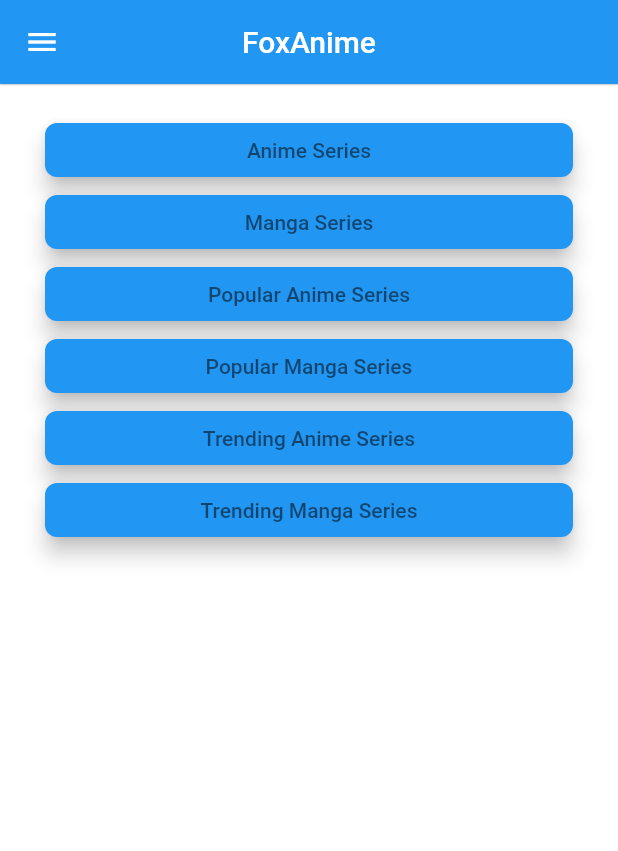
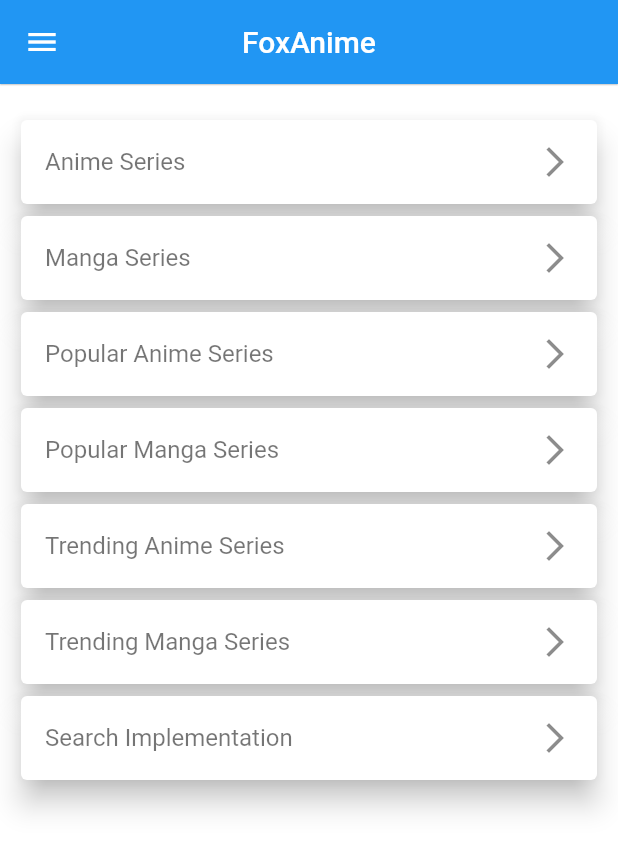
Before and after one commit to H3inAK/AnimeApp, a Flutter app: the screen it shows after launch, on a phone screen of 412 x 824 dp. Shown: the top 851 px of the screen. Run offline on Flutter 3.47's test engine with Material 2 defaults, Android fonts, the phone set to English and light mode, and no system bars; our stand-ins replace animated_theme_switcher, flutter_rating_bar, shared_preferences.

Commit message:
added search implementation

```diff
--- a/lib/providers/movie_items_provider.dart
+++ b/lib/providers/movie_items_provider.dart
@@ -66,6 +66,22 @@ class MovieItemsProvider with ChangeNotifier {
     notifyListeners();
   }
 
+  Future<void> searchAndSetSeries(String query) async {
+    final url = "https://kitsu.io/api/edge/anime?filter[text]=$query";
+    final response = await http.get(url);
+    final responseData = jsonDecode(response.body)["data"] as List<dynamic>;
+    // print(responseData);
+
+    _movieItems.clear();
+    responseData.forEach((movieItem) {
+      _movieItems.add(MovieItem.fromJson(movieItem));
+    });
+    _movieItems.forEach((movieItem) {
+      print(movieItem.title);
+    });
+    notifyListeners();
+  }
+
   MovieItem findById(String id) {
     return _movieItems.firstWhere((movieItem) => movieItem.id == id);
   }
--- a/lib/screens/home_screen.dart
+++ b/lib/screens/home_screen.dart
@@ -1,6 +1,10 @@
 import 'package:flutter/cupertino.dart';
 import 'package:flutter/material.dart';
+import 'package:flutter/scheduler.dart' show timeDilation;
 import 'package:animated_theme_switcher/animated_theme_switcher.dart';
+import 'package:movieapp/providers/movie_items_provider.dart';
+import 'package:movieapp/tests/search.dart';
+import 'package:provider/provider.dart';
 
 import '../themes/theme_service.dart';
 import '../tests/test_api.dart';
@@ -38,7 +42,9 @@ class _HomeScreenState extends State<HomeScreen> {
                           var service = await ThemeService.instance
                             ..save(themeName);
                           var theme = service.getByName(themeName);
-                          // ThemeSwitcher.of(context).changeTheme(theme: theme);
+                          setState(() {
+                            timeDilation = 3.0;
+                          });
                           ThemeSwitcher.of(context).changeTheme(
                             theme: theme,
                             reverseAnimation:
@@ -47,6 +53,9 @@ class _HomeScreenState extends State<HomeScreen> {
                                     ? true
                                     : false,
                           );
+                          setState(() {
+                            timeDilation = 1.0;
+                          });
                         },
                         icon: ThemeProvider.of(context).brightness ==
                                 Brightness.dark
@@ -69,12 +78,13 @@ class _HomeScreenState extends State<HomeScreen> {
         body: ListView(
           padding: EdgeInsets.symmetric(
             vertical: 20,
-            horizontal: 30,
+            horizontal: 10,
           ),
           children: [
-            RaisedButton(
-              elevation: 6,
-              onPressed: () {
+            Card(
+              elevation: 8,
+              child: ListTile(
+                onTap: () {
                   Navigator.of(context).push(
                     CupertinoPageRoute(
                       builder: (ctx) => TestScreen("Anime"),
@@ -84,18 +94,20 @@ class _HomeScreenState extends State<HomeScreen> {
                 shape: RoundedRectangleBorder(
                   borderRadius: BorderRadius.circular(8),
                 ),
-              child: Text(
+                title: Text(
                   "Anime Series",
                   style: TextStyle(
                     color: Colors.black54,
                     // fontSize: 18,
                   ),
                 ),
-              color: Theme.of(context).accentColor,
+                trailing: Icon(Icons.arrow_forward_ios),
               ),
-            RaisedButton(
-              elevation: 6,
-              onPressed: () {
+            ),
+            Card(
+              elevation: 8,
+              child: ListTile(
+                onTap: () {
                   Navigator.of(context).push(
                     CupertinoPageRoute(
                       builder: (ctx) => TestScreen("Manga"),
@@ -105,99 +117,123 @@ class _HomeScreenState extends State<HomeScreen> {
                 shape: RoundedRectangleBorder(
                   borderRadius: BorderRadius.circular(8),
                 ),
-              child: Text(
+                title: Text(
                   "Manga Series",
                   style: TextStyle(
                     color: Colors.black54,
                     // fontSize: 18,
                   ),
                 ),
-              color: Theme.of(context).accentColor,
+                trailing: Icon(Icons.arrow_forward_ios),
               ),
-            RaisedButton(
-              elevation: 6,
-              onPressed: () {
+            ),
+            Card(
+              elevation: 8,
+              child: ListTile(
+                onTap: () {
                   Navigator.of(context).push(
                     CupertinoPageRoute(
                       builder: (ctx) => TestPage("Anime"),
                     ),
                   );
                 },
-              shape: RoundedRectangleBorder(
-                borderRadius: BorderRadius.circular(8),
-              ),
-              child: Text(
+                title: Text(
                   "Popular Anime Series",
                   style: TextStyle(
                     color: Colors.black54,
                     // fontSize: 18,
                   ),
                 ),
-              color: Theme.of(context).accentColor,
+                trailing: Icon(Icons.arrow_forward_ios),
               ),
-            RaisedButton(
-              elevation: 6,
-              onPressed: () {
+            ),
+            Card(
+              elevation: 8,
+              child: ListTile(
+                onTap: () {
                   Navigator.of(context).push(
                     CupertinoPageRoute(
                       builder: (ctx) => TestPage("Manga"),
                     ),
                   );
                 },
-              shape: RoundedRectangleBorder(
-                borderRadius: BorderRadius.circular(8),
-              ),
-              child: Text(
+                title: Text(
                   "Popular Manga Series",
                   style: TextStyle(
                     color: Colors.black54,
                     // fontSize: 18,
                   ),
                 ),
-              color: Theme.of(context).accentColor,
+                trailing: Icon(Icons.arrow_forward_ios),
               ),
-            RaisedButton(
-              elevation: 6,
-              onPressed: () {
+            ),
+            Card(
+              elevation: 8,
+              child: ListTile(
+                onTap: () {
                   Navigator.of(context).push(
                     CupertinoPageRoute(
                       builder: (ctx) => TrendingSeries("Anime"),
                     ),
                   );
                 },
-              shape: RoundedRectangleBorder(
-                borderRadius: BorderRadius.circular(8),
-              ),
-              child: Text(
+                title: Text(
                   "Trending Anime Series",
                   style: TextStyle(
                     color: Colors.black54,
                     // fontSize: 18,
                   ),
                 ),
-              color: Theme.of(context).accentColor,
+                trailing: Icon(Icons.arrow_forward_ios),
               ),
-            RaisedButton(
-              elevation: 6,
-              onPressed: () {
+            ),
+            Card(
+              elevation: 8,
+              child: ListTile(
+                onTap: () {
                   Navigator.of(context).push(
                     CupertinoPageRoute(
                       builder: (ctx) => TrendingSeries("Manga"),
                     ),
                   );
                 },
-              shape: RoundedRectangleBorder(
-                borderRadius: BorderRadius.circular(8),
-              ),
-              child: Text(
+                title: Text(
                   "Trending Manga Series",
                   style: TextStyle(
                     color: Colors.black54,
                     // fontSize: 18,
                   ),
                 ),
-              color: Theme.of(context).accentColor,
+                trailing: Icon(Icons.arrow_forward_ios),
               ),
+            ),
+            Card(
+              elevation: 8,
+              child: ListTile(
+                onTap: () {
+                  Navigator.of(context).push(
+                    CupertinoPageRoute(
+                      builder: (ctx) => SearchScreen(),
+                    ),
+                  );
+                },
+                title: Text(
+                  "Search Implementation",
+                  style: TextStyle(
+                    color: Colors.black54,
+                    // fontSize: 18,
+                  ),
+                ),
+                trailing: Icon(Icons.arrow_forward_ios),
+              ),
+            ),
+            // OutlineButton(
+            //   onPressed: () {
+            //     Provider.of<MovieItemsProvider>(context, listen: false)
+            //         .searchAndSetSeries("attack on");
+            //   },
+            //   child: Text("test api"),
+            // ),
           ],
         ),
       ),
```
Also changed, not shown: lib/tests/trending_series.dart (+0 -1 lines). Lines whose indentation alone changed are shown as unchanged.
